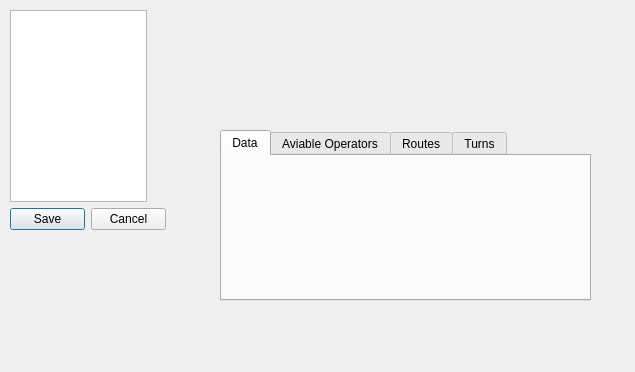
Old version of the form add_link.ui in the repository TomasdelaBarra/QTRANUS.
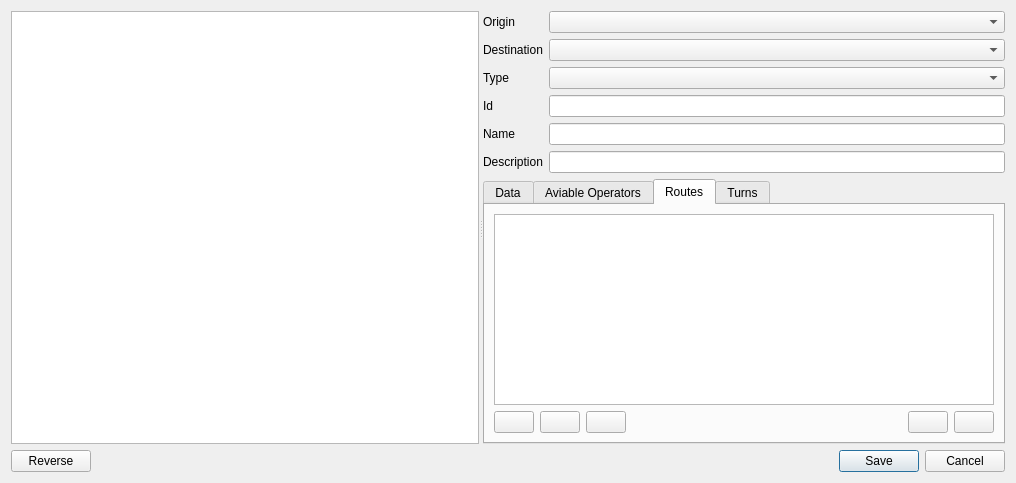
New version of the form.

Diff of the .ui file:
```diff
--- a/add_link.ui
+++ b/add_link.ui
@@ -6,83 +6,281 @@
    <rect>
     <x>0</x>
     <y>0</y>
-    <width>635</width>
-    <height>372</height>
+    <width>1016</width>
+    <height>483</height>
    </rect>
   </property>
   <property name="windowTitle">
    <string>Add new Link</string>
   </property>
-  <widget class="QTabWidget" name="tabs">
-   <property name="geometry">
-    <rect>
-     <x>220</x>
-     <y>130</y>
-     <width>371</width>
-     <height>171</height>
-    </rect>
-   </property>
-   <property name="currentIndex">
-    <number>0</number>
-   </property>
-   <widget class="QWidget" name="tab_5">
-    <attribute name="title">
-     <string>Data</string>
-    </attribute>
-   </widget>
-   <widget class="QWidget" name="tab_6">
-    <attribute name="title">
-     <string>Aviable Operators</string>
-    </attribute>
-   </widget>
-   <widget class="QWidget" name="tab_3">
-    <attribute name="title">
-     <string>Routes</string>
-    </attribute>
-   </widget>
-   <widget class="QWidget" name="tab_4">
-    <attribute name="title">
-     <string>Turns</string>
-    </attribute>
-   </widget>
-  </widget>
-  <widget class="QWidget" name="formLayoutWidget">
-   <property name="geometry">
-    <rect>
-     <x>220</x>
-     <y>20</y>
-     <width>160</width>
-     <height>80</height>
-    </rect>
-   </property>
-   <layout class="QFormLayout" name="formLayout"/>
-  </widget>
-  <widget class="QDialogButtonBox" name="buttonBox">
-   <property name="geometry">
-    <rect>
-     <x>10</x>
-     <y>208</y>
-     <width>156</width>
-     <height>23</height>
-    </rect>
-   </property>
-   <property name="orientation">
-    <enum>Qt::Horizontal</enum>
-   </property>
-   <property name="standardButtons">
-    <set>QDialogButtonBox::Cancel|QDialogButtonBox::Save</set>
-   </property>
-  </widget>
-  <widget class="QTreeView" name="scenario_tree">
-   <property name="geometry">
-    <rect>
-     <x>10</x>
-     <y>10</y>
-     <width>137</width>
-     <height>192</height>
-    </rect>
-   </property>
-  </widget>
+  <layout class="QVBoxLayout" name="verticalLayout_7">
+   <item>
+    <layout class="QVBoxLayout" name="verticalLayout_6">
+     <item>
+      <widget class="QSplitter" name="splitter">
+       <property name="orientation">
+        <enum>Qt::Horizontal</enum>
+       </property>
+       <widget class="QTreeView" name="scenario_tree"/>
+       <widget class="QWidget" name="layoutWidget">
+        <layout class="QVBoxLayout" name="verticalLayout_5">
+         <item>
+          <layout class="QFormLayout" name="formLayout">
+           <item row="0" column="0">
+            <widget class="QLabel" name="label">
+             <property name="text">
+              <string>Origin</string>
+             </property>
+            </widget>
+           </item>
+           <item row="1" column="0">
+            <widget class="QLabel" name="label_2">
+             <property name="text">
+              <string>Destination</string>
+             </property>
+            </widget>
+           </item>
+           <item row="2" column="0">
+            <widget class="QLabel" name="label_3">
+             <property name="text">
+              <string>Type</string>
+             </property>
+            </widget>
+           </item>
+           <item row="0" column="1">
+            <widget class="QComboBox" name="cb_origin"/>
+           </item>
+           <item row="1" column="1">
+            <widget class="QComboBox" name="cb_destination"/>
+           </item>
+           <item row="2" column="1">
+            <widget class="QComboBox" name="cb_type"/>
+           </item>
+           <item row="4" column="0">
+            <widget class="QLabel" name="label_4">
+             <property name="text">
+              <string>Name</string>
+             </property>
+            </widget>
+           </item>
+           <item row="5" column="0">
+            <widget class="QLabel" name="label_5">
+             <property name="text">
+              <string>Description</string>
+             </property>
+            </widget>
+           </item>
+           <item row="4" column="1">
+            <widget class="QLineEdit" name="name"/>
+           </item>
+           <item row="5" column="1">
+            <widget class="QLineEdit" name="description"/>
+           </item>
+           <item row="3" column="0">
+            <widget class="QLabel" name="label_6">
+             <property name="text">
+              <string>Id</string>
+             </property>
+            </widget>
+           </item>
+           <item row="3" column="1">
+            <widget class="QLineEdit" name="id"/>
+           </item>
+          </layout>
+         </item>
+         <item>
+          <widget class="QTabWidget" name="btn_delete_route">
+           <property name="currentIndex">
+            <number>2</number>
+           </property>
+           <widget class="QWidget" name="tab_5">
+            <attribute name="title">
+             <string>Data</string>
+            </attribute>
+            <layout class="QVBoxLayout" name="verticalLayout">
+             <item>
+              <layout class="QFormLayout" name="formLayout_2">
+               <item row="0" column="1">
+                <widget class="QCheckBox" name="used_in_scenario">
+                 <property name="text">
+                  <string>Used in Scenario</string>
+                 </property>
+                </widget>
+               </item>
+               <item row="0" column="0">
+                <widget class="QCheckBox" name="two_away">
+                 <property name="text">
+                  <string>Two Away</string>
+                 </property>
+                </widget>
+               </item>
+               <item row="1" column="0">
+                <widget class="QLabel" name="label_7">
+                 <property name="text">
+                  <string>Length</string>
+                 </property>
+                </widget>
+               </item>
+               <item row="1" column="1">
+                <widget class="QLineEdit" name="length"/>
+               </item>
+               <item row="2" column="0">
+                <widget class="QLabel" name="label_8">
+                 <property name="text">
+                  <string>Capacity</string>
+                 </property>
+                </widget>
+               </item>
+               <item row="2" column="1">
+                <widget class="QLineEdit" name="capacity"/>
+               </item>
+               <item row="3" column="0">
+                <widget class="QLabel" name="label_9">
+                 <property name="text">
+                  <string>Delay</string>
+                 </property>
+                </widget>
+               </item>
+               <item row="3" column="1">
+                <widget class="QLineEdit" name="delay"/>
+               </item>
+              </layout>
+             </item>
+            </layout>
+           </widget>
+           <widget class="QWidget" name="tab_6">
+            <attribute name="title">
+             <string>Aviable Operators</string>
+            </attribute>
+            <layout class="QVBoxLayout" name="verticalLayout_2">
+             <item>
+              <widget class="QTableWidget" name="tbl_operators"/>
+             </item>
+            </layout>
+           </widget>
+           <widget class="QWidget" name="tab_4">
+            <attribute name="title">
+             <string>Routes</string>
+            </attribute>
+            <layout class="QVBoxLayout" name="verticalLayout_4">
+             <item>
+              <widget class="QTreeView" name="tree_routes"/>
+             </item>
+             <item>
+              <layout class="QHBoxLayout" name="horizontalLayout_3">
+               <item>
+                <layout class="QHBoxLayout" name="horizontalLayout_2">
+                 <item>
+                  <widget class="QPushButton" name="btn_pass_and_stop">
+                   <property name="text">
+                    <string/>
+                   </property>
+                  </widget>
+                 </item>
+                 <item>
+                  <widget class="QPushButton" name="btn_pass_only">
+                   <property name="text">
+                    <string/>
+                   </property>
+                  </widget>
+                 </item>
+                 <item>
+                  <widget class="QPushButton" name="btn_no_pass">
+                   <property name="text">
+                    <string/>
+                   </property>
+                  </widget>
+                 </item>
+                </layout>
+               </item>
+               <item>
+                <spacer name="horizontalSpacer">
+                 <property name="orientation">
+                  <enum>Qt::Horizontal</enum>
+                 </property>
+                 <property name="sizeHint" stdset="0">
+                  <size>
+                   <width>40</width>
+                   <height>20</height>
+                  </size>
+                 </property>
+                </spacer>
+               </item>
+               <item>
+                <layout class="QHBoxLayout" name="horizontalLayout">
+                 <item>
+                  <widget class="QPushButton" name="btn_add_route">
+                   <property name="text">
+                    <string/>
+                   </property>
+                  </widget>
+                 </item>
+                 <item>
+                  <widget class="QPushButton" name="btn_remove_route">
+                   <property name="text">
+                    <string/>
+                   </property>
+                  </widget>
+                 </item>
+                </layout>
+               </item>
+              </layout>
+             </item>
+            </layout>
+           </widget>
+           <widget class="QWidget" name="tab_3">
+            <attribute name="title">
+             <string>Turns</string>
+            </attribute>
+            <layout class="QVBoxLayout" name="verticalLayout_3">
+             <item>
+              <widget class="QTableWidget" name="tbl_turns"/>
+             </item>
+            </layout>
+           </widget>
+          </widget>
+         </item>
+        </layout>
+       </widget>
+      </widget>
+     </item>
+     <item>
+      <layout class="QHBoxLayout" name="horizontalLayout_5">
+       <item>
+        <widget class="QPushButton" name="btn_reverse">
+         <property name="text">
+          <string>Reverse</string>
+         </property>
+        </widget>
+       </item>
+       <item>
+        <spacer name="horizontalSpacer_2">
+         <property name="orientation">
+          <enum>Qt::Horizontal</enum>
+         </property>
+         <property name="sizeHint" stdset="0">
+          <size>
+           <width>40</width>
+           <height>20</height>
+          </size>
+         </property>
+        </spacer>
+       </item>
+       <item>
+        <widget class="QDialogButtonBox" name="buttonBox">
+         <property name="orientation">
+          <enum>Qt::Horizontal</enum>
+         </property>
+         <property name="standardButtons">
+          <set>QDialogButtonBox::Cancel|QDialogButtonBox::Save</set>
+         </property>
+        </widget>
+       </item>
+      </layout>
+     </item>
+    </layout>
+   </item>
+  </layout>
  </widget>
  <tabstops>
   <tabstop>buttonBox</tabstop>
```
